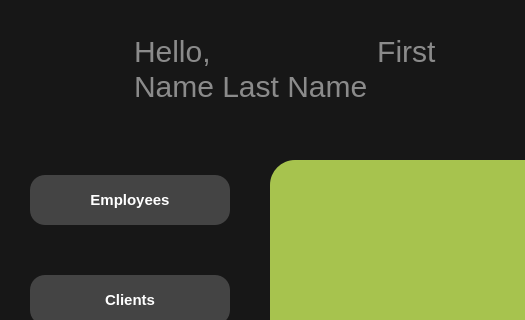
This is Ripple/dashboard.ui in Rzouga01/Qt-Project as Qt 5 draws it before an edit; both pictures show x 0 to 525 and y 0 to 320 of the 1200 by 650 pixel window. The edited form follows.
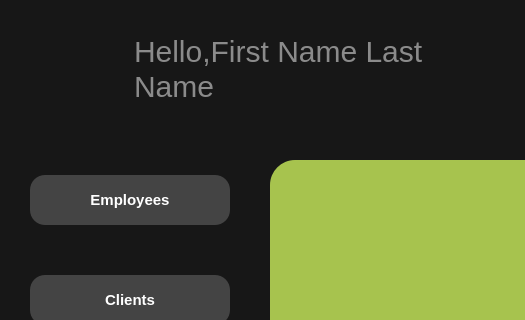
This is the edited form. Icons and pictures are not drawn.

Commit message: added crud buttons

```diff
--- a/Ripple/dashboard.ui
+++ b/Ripple/dashboard.ui
@@ -181,8 +181,8 @@
     font-size: 15px;
     font-weight: bold;
     color: white; /* Set the default text color */
-	background-color: #444444;;
-	border-radius:15px;
+        background-color: #444444;;
+        border-radius:15px;
 
 }
 
@@ -210,6 +210,49 @@
 #searchBar_4 {
     border-radius: 20px;
 }
+
+/* Apply styles to the add button */
+#add,
+#del,
+#pdf,
+#update,
+#sort {
+    border: none; /* Remove default button border */
+    background-color: transparent; /* Make the background transparent */
+}
+
+/* Set styles for the icons */
+#add::icon,
+#del::icon,
+#pdf::icon,
+#update::icon,
+#sort::icon {
+    padding: 0; /* Remove padding */
+    width: 40px; /* Set icon width */
+    height: 40px; /* Set icon height */
+}
+
+/* Set icons for the buttons */
+#add::icon {
+    image: url(../Resources/Icons/add.png); /* Set the icon for the add button */
+}
+
+#del::icon {
+    image: url(../Resources/Icons/delete.png); /* Set the icon for the delete button */
+}
+
+#pdf::icon {
+    image: url(../Resources/Icons/pdf.png); /* Set the icon for the PDF button */
+}
+
+#update::icon {
+    image: url(../Resources/Icons/update.png); /* Set the icon for the update button */
+}
+
+#sort::icon {
+    image: url(../Resources/Icons/sort.png); /* Set the icon for the sort button */
+}
+
 </string>
   </property>
   <widget class="QFrame" name="frame">
@@ -281,7 +324,7 @@
      <set>Qt::NoTextInteraction</set>
     </property>
     <property name="placeholderText">
-     <string>Hello,                    First Name Last Name</string>
+     <string>Hello,First Name Last Name</string>
     </property>
    </widget>
    <widget class="QStackedWidget" name="stackedWidget">
```
Left out of the diff: 115 changed lines with no effect on the pictures. The commit also changes 17 other files.
